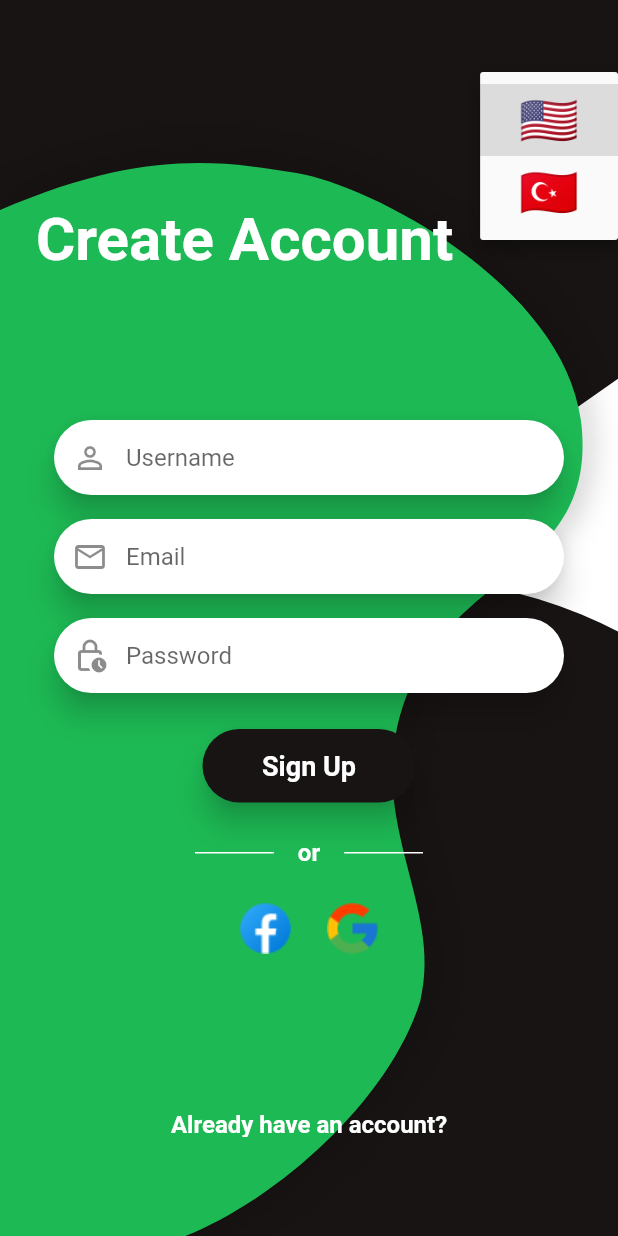
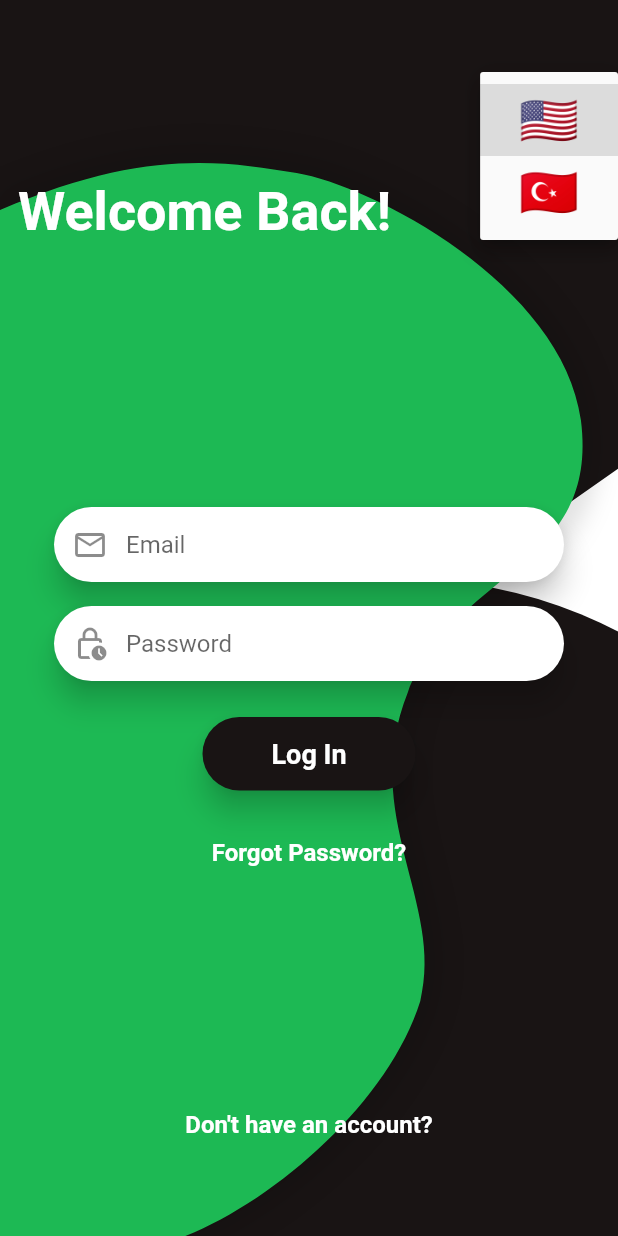
Before and after one commit to teklifyap/mobil, a Flutter app: the screen it shows after launch, after a tap on "🇺🇸", on a phone screen of 412 x 824 dp. Run offline on Flutter 3.47's test engine with Material 2 defaults, Android fonts, the light colour scheme and no system bars; generated files the repository leaves out were written again.

Commit message:
giriş ekranları tasarımı bitti

```diff
--- a/lib/l10n/app_en.arb
+++ b/lib/l10n/app_en.arb
@@ -3,26 +3,32 @@
  "@language": {},
  "createAccount": "Create Account",
  "@createAccount": {},
- "username":"Username",
- "@username":{},
+ "name":"Name",
+ "@name":{},
+ "surname":"Surname",
+ "@surname":{},
  "email":"Email",
  "@email":{},
  "password":"Password",
  "@password":{},
+ "repeatPassword":"Repeat Password",
+ "@repeatPassword":{},
  "signUp":"Sign Up",
  "@signUp":{},
  "or":"Or",
  "@or":{},
  "alreadyHaveAnAccount":"Already have an account?",
  "@alreadyHaveAnAccount":{},
- "welcomeBack":"Welcome Back",
+ "welcomeBack":"Welcome Back!",
  "@welcomeBack":{},
- "emailOrUsername":"Email or Username",
- "@emailOrUsername":{},
  "logIn":"Log In",
  "@logIn":{},
  "forgotPassword":"Forgot Password?",
  "@forgotPassword":{},
  "doNotHaveAnAccount":"Don't have an account?",
- "@doNotHaveAnAccount":{}
+ "@doNotHaveAnAccount":{},
+ "forgotPasswordTitle": "Forgot Password",
+ "@forgotPasswordTitle": {},
+ "sendEmail": "Send Email",
+ "@sendEmail": {}
 }
--- a/lib/l10n/app_tr.arb
+++ b/lib/l10n/app_tr.arb
@@ -1,15 +1,18 @@
 {
  "language": "Türkçe",
  "createAccount": "Hesap Oluştur",
- "username":"Kullanıcı Adı",
+ "name":"Adı",
+ "surname":"Soyadı",
  "email":"Email",
  "password":"Şifre",
+ "repeatPassword":"Şifrenizi tekrar girin",
  "signUp":"Kayıt Ol",
  "or":"Ya da",
  "alreadyHaveAnAccount":"Zaten hesabınız var mı?",
  "welcomeBack":"Hoşgeldiniz!",
- "emailOrUsername":"Email ya da Kullanıcı Adı",
  "logIn":"Giriş Yap",
  "forgotPassword":"Şifrenizi mi unuttunuz?",
- "doNotHaveAnAccount":"Hesabınız yok mu?"
+ "doNotHaveAnAccount":"Hesabınız yok mu?",
+ "forgotPasswordTitle": "Şifremi Unuttum",
+ "sendEmail": "Email Gönder"
 }
--- a/lib/screens/login_screen/animations/change_screen_animation.dart
+++ b/lib/screens/login_screen/animations/change_screen_animation.dart
@@ -9,17 +9,23 @@ class ChangeScreenAnimation {
   static late final AnimationController bottomTextController;
   static late final Animation<Offset> bottomTextAnimation;
 
+  static late final AnimationController forgotPasswordController;
+  static late final Animation<Offset> forgotPasswordAnimation;
+
   static final List<AnimationController> createAccountControllers = [];
   static final List<Animation<Offset>> createAccountAnimations = [];
 
   static final List<AnimationController> loginControllers = [];
   static final List<Animation<Offset>> loginAnimations = [];
 
+  static final List<AnimationController> forgotPasswordControllers = [];
+  static final List<Animation<Offset>> forgotPasswordAnimations = [];
+
   static var isPlaying = false;
-  static var currentScreen = Screens.createAccount;
+  static var currentScreen = Screens.welcomeBack;
   static bool hasBeenInitialized = false;
 
-  static Animation<Offset> _createAnimation({
+  static Animation<Offset> createCustomAnimation({
     required Offset begin,
     required Offset end,
     required AnimationController parent,
@@ -36,15 +42,18 @@ class ChangeScreenAnimation {
     required TickerProvider vsync,
     required int createAccountItems,
     required int loginItems,
+    required int forgotPasswordItems,
+    required bool isReverse,
   }) {
+    if (!isReverse) {
       topTextController = AnimationController(
         vsync: vsync,
         duration: const Duration(milliseconds: 200),
       );
 
-    topTextAnimation = _createAnimation(
+      topTextAnimation = createCustomAnimation(
         begin: Offset.zero,
-      end: const Offset(-1.2, 0),
+        end: const Offset(-1.7, -1),
         parent: topTextController,
       );
 
@@ -53,11 +62,23 @@ class ChangeScreenAnimation {
         duration: const Duration(milliseconds: 200),
       );
 
-    bottomTextAnimation = _createAnimation(
+      bottomTextAnimation = createCustomAnimation(
         begin: Offset.zero,
-      end: const Offset(0, 1.7),
+        end: const Offset(-1, 1.7),
         parent: bottomTextController,
       );
+
+      forgotPasswordController = AnimationController(
+        vsync: vsync,
+        duration: const Duration(milliseconds: 200),
+      );
+
+      forgotPasswordAnimation = createCustomAnimation(
+        begin: Offset.zero,
+        end: const Offset(0, 10),
+        parent: forgotPasswordController,
+      );
+    }
 
     for (var i = 0; i < createAccountItems; i++) {
       createAccountControllers.add(
@@ -68,14 +89,12 @@ class ChangeScreenAnimation {
       );
 
       createAccountAnimations.add(
-        _createAnimation(
-          begin: Offset.zero,
-          end: const Offset(-1, 0),
+        createCustomAnimation(
+          begin: const Offset(-1, 0),
+          end: Offset.zero,
           parent: createAccountControllers[i],
         ),
       );
-
-      hasBeenInitialized = true;
     }
 
     for (var i = 0; i < loginItems; i++) {
@@ -87,13 +106,32 @@ class ChangeScreenAnimation {
       );
 
       loginAnimations.add(
-        _createAnimation(
-          begin: const Offset(1, 0),
-          end: Offset.zero,
+        createCustomAnimation(
+          begin: Offset.zero,
+          end: const Offset(1, 0),
           parent: loginControllers[i],
         ),
       );
     }
+
+    for (var i = 0; i < forgotPasswordItems; i++) {
+      forgotPasswordControllers.add(
+        AnimationController(
+          vsync: vsync,
+          duration: const Duration(milliseconds: 200),
+        ),
+      );
+
+      forgotPasswordAnimations.add(
+        createCustomAnimation(
+          begin: const Offset(-1, 0),
+          end: Offset.zero,
+          parent: forgotPasswordControllers[i],
+        ),
+      );
+    }
+
+    hasBeenInitialized = true;
   }
 
   static void dispose() {
@@ -102,23 +140,36 @@ class ChangeScreenAnimation {
       bottomTextController,
       ...createAccountControllers,
       ...loginControllers,
+      ...forgotPasswordControllers
     ]) {
       controller.dispose();
     }
+
+    hasBeenInitialized = false;
   }
 
-  static Future<void> forward() async {
+  static Future<void> forward({bool isForgotPassword = false}) async {
     isPlaying = true;
 
     topTextController.forward();
     await bottomTextController.forward();
 
+    if (isForgotPassword) {
       for (final controller in [
-      ...createAccountControllers,
         ...loginControllers,
+        ...forgotPasswordControllers,
       ]) {
         controller.forward();
-      await Future.delayed(const Duration(milliseconds: 100));
+        await Future.delayed(const Duration(milliseconds: 50));
+      }
+    } else {
+      for (final controller in [
+        ...loginControllers,
+        ...createAccountControllers,
+      ]) {
+        controller.forward();
+        await Future.delayed(const Duration(milliseconds: 50));
+      }
     }
 
     bottomTextController.reverse();
@@ -134,11 +185,11 @@ class ChangeScreenAnimation {
     await bottomTextController.forward();
 
     for (final controller in [
+      ...createAccountControllers.reversed,
       ...loginControllers.reversed,
-      ...createAccountControllers.reversed,
     ]) {
       controller.reverse();
-      await Future.delayed(const Duration(milliseconds: 100));
+      await Future.delayed(const Duration(milliseconds: 50));
     }
 
     bottomTextController.reverse();
--- a/lib/screens/login_screen/components/bottom_text.dart
+++ b/lib/screens/login_screen/components/bottom_text.dart
@@ -28,15 +28,21 @@ class _BottomTextState extends State<BottomText> {
   Widget build(BuildContext context) {
     return HelperFunctions.wrapWithAnimatedBuilder(
       animation: ChangeScreenAnimation.bottomTextAnimation,
-      child: GestureDetector(
+      child: ChangeScreenAnimation.currentScreen == Screens.forgotPassword
+          ? Container()
+          : GestureDetector(
               onTap: () {
                 if (!ChangeScreenAnimation.isPlaying) {
-            ChangeScreenAnimation.currentScreen == Screens.createAccount
+                  ChangeScreenAnimation.currentScreen == Screens.welcomeBack
                       ? ChangeScreenAnimation.forward()
                       : ChangeScreenAnimation.reverse();
 
-            ChangeScreenAnimation.currentScreen =
-                Screens.values[1 - ChangeScreenAnimation.currentScreen.index];
+                  if (ChangeScreenAnimation.currentScreen ==
+                      Screens.createAccount) {
+                    ChangeScreenAnimation.currentScreen = Screens.welcomeBack;
+                  } else {
+                    ChangeScreenAnimation.currentScreen = Screens.createAccount;
+                  }
                 }
               },
               behavior: HitTestBehavior.opaque,
@@ -54,8 +60,10 @@ class _BottomTextState extends State<BottomText> {
                         TextSpan(
                           text: ChangeScreenAnimation.currentScreen ==
                                   Screens.createAccount
-                        ? AppLocalizations.of(context)!.alreadyHaveAnAccount
-                        : AppLocalizations.of(context)!.doNotHaveAnAccount,
+                              ? AppLocalizations.of(context)!
+                                  .alreadyHaveAnAccount
+                              : AppLocalizations.of(context)!
+                                  .doNotHaveAnAccount,
                           style: const TextStyle(
                             color: Colors.white,
                             fontWeight: FontWeight.w600,
--- a/lib/screens/login_screen/components/login_content.dart
+++ b/lib/screens/login_screen/components/login_content.dart
@@ -11,6 +11,7 @@ import 'package:untitled/screens/language_picker/language_picker_widget.dart';
 enum Screens {
   createAccount,
   welcomeBack,
+  forgotPassword,
 }
 
 class LoginContent extends StatefulWidget {
@@ -24,6 +25,10 @@ class _LoginContentState extends State<LoginContent>
     with TickerProviderStateMixin {
   List<Widget>? loginContent;
   List<Widget>? createAccountContent;
+  List<Widget>? forgotPasswordScreen;
+  List<Widget>? loginContent2;
+  List<Widget>? createAccountContent2;
+  List<Widget>? forgotPasswordScreen2;
 
   Widget inputField(String hint, IconData iconData, bool isObscure) {
     return Padding(
@@ -127,19 +132,59 @@ class _LoginContentState extends State<LoginContent>
     );
   }
 
-  Widget forgotPassword() {
+  Widget sendEmailButton(String title) {
     return Padding(
-      padding: const EdgeInsets.symmetric(horizontal: 50),
-      child: TextButton(
-        style: ButtonStyle(
-            overlayColor: MaterialStateProperty.all(Colors.transparent)),
+      padding: const EdgeInsets.symmetric(horizontal: 120.0, vertical: 16),
+      child: ElevatedButton(
         onPressed: () {},
+        style: ElevatedButton.styleFrom(
+          padding: const EdgeInsets.symmetric(vertical: 14, horizontal: 20),
+          shape: const StadiumBorder(),
+          backgroundColor: kSecondaryColor,
+          elevation: 8,
+          shadowColor: Colors.black87,
+        ),
         child: Text(
-          AppLocalizations.of(context)!.forgotPassword,
+          title,
           style: const TextStyle(
-            fontSize: 16,
-            fontWeight: FontWeight.w600,
-            color: Colors.white,
+            fontSize: 18,
+            fontWeight: FontWeight.bold,
+          ),
+        ),
+      ),
+    );
+  }
+
+  Widget forgotPasswordButton() {
+    return GestureDetector(
+      onTap: () {
+        if (!ChangeScreenAnimation.isPlaying) {
+          ChangeScreenAnimation.forward(isForgotPassword: true);
+
+          ChangeScreenAnimation.currentScreen = Screens.forgotPassword;
+        }
+      },
+      behavior: HitTestBehavior.opaque,
+      child: Padding(
+        padding: const EdgeInsets.all(16),
+        child: Align(
+          alignment: Alignment.bottomCenter,
+          child: RichText(
+            text: TextSpan(
+              style: const TextStyle(
+                fontSize: 16,
+                fontFamily: 'Montserrat',
+              ),
+              children: [
+                TextSpan(
+                  text: AppLocalizations.of(context)!.forgotPassword,
+                  style: const TextStyle(
+                    color: Colors.white,
+                    fontWeight: FontWeight.w600,
+                  ),
+                ),
+              ],
+            ),
           ),
         ),
       ),
@@ -149,10 +194,14 @@ class _LoginContentState extends State<LoginContent>
   Future<String> initialization() async {
     createAccountContent = [
       inputField(
-          AppLocalizations.of(context)!.username, Icons.person_outline, false),
+          AppLocalizations.of(context)!.name, Icons.person_outline, false),
+      inputField(
+          AppLocalizations.of(context)!.surname, Icons.person_outline, false),
       inputField(
           AppLocalizations.of(context)!.email, Icons.mail_outline, false),
       inputField(AppLocalizations.of(context)!.password,
+          Icons.lock_clock_outlined, true),
+      inputField(AppLocalizations.of(context)!.repeatPassword,
           Icons.lock_clock_outlined, true),
       loginButton(AppLocalizations.of(context)!.signUp),
       orDivider(),
@@ -160,20 +209,27 @@ class _LoginContentState extends State<LoginContent>
     ];
 
     loginContent = [
-      inputField(AppLocalizations.of(context)!.emailOrUsername,
-          Icons.mail_outline, false),
+      inputField(
+          AppLocalizations.of(context)!.email, Icons.mail_outline, false),
       inputField(AppLocalizations.of(context)!.password,
           Icons.lock_clock_outlined, true),
       loginButton(AppLocalizations.of(context)!.logIn),
-      forgotPassword(),
+      forgotPasswordButton(),
+    ];
+
+    forgotPasswordScreen = [
+      inputField(
+          AppLocalizations.of(context)!.email, Icons.mail_outline, false),
+      sendEmailButton(AppLocalizations.of(context)!.sendEmail),
     ];
 
     if (ChangeScreenAnimation.hasBeenInitialized == false) {
       ChangeScreenAnimation.initialize(
-        vsync: this,
-        createAccountItems: createAccountContent!.length,
-        loginItems: loginContent!.length,
-      );
+          vsync: this,
+          createAccountItems: createAccountContent!.length,
+          loginItems: loginContent!.length,
+          forgotPasswordItems: forgotPasswordScreen!.length,
+          isReverse: false);
     }
 
     for (var i = 0; i < createAccountContent!.length; i++) {
@@ -187,6 +243,13 @@ class _LoginContentState extends State<LoginContent>
       loginContent![i] = HelperFunctions.wrapWithAnimatedBuilder(
         animation: ChangeScreenAnimation.loginAnimations[i],
         child: loginContent![i],
+      );
+    }
+
+    for (var i = 0; i < forgotPasswordScreen!.length; i++) {
+      forgotPasswordScreen![i] = HelperFunctions.wrapWithAnimatedBuilder(
+        animation: ChangeScreenAnimation.forgotPasswordAnimations[i],
+        child: forgotPasswordScreen![i],
       );
     }
 
@@ -210,14 +273,18 @@ class _LoginContentState extends State<LoginContent>
                 const Positioned(
                     top: 50, right: 5, child: LanguagePickerWidget()),
                 const Positioned(
-                  top: 136,
-                  left: 24,
+                  top: 120,
+                  left: 12,
                   child: TopText(),
                 ),
                 Padding(
                   padding: const EdgeInsets.only(top: 100),
                   child: Stack(
                     children: [
+                      Column(
+                          mainAxisAlignment: MainAxisAlignment.center,
+                          crossAxisAlignment: CrossAxisAlignment.stretch,
+                          children: forgotPasswordScreen!),
                       Column(
                           mainAxisAlignment: MainAxisAlignment.center,
                           crossAxisAlignment: CrossAxisAlignment.stretch,
--- a/lib/screens/login_screen/components/top_text.dart
+++ b/lib/screens/login_screen/components/top_text.dart
@@ -28,13 +28,22 @@ class _TopTextState extends State<TopText> {
   Widget build(BuildContext context) {
     return HelperFunctions.wrapWithAnimatedBuilder(
       animation: ChangeScreenAnimation.topTextAnimation,
-      child: Text(
+      child: ChangeScreenAnimation.currentScreen == Screens.forgotPassword
+          ? Text(
+              AppLocalizations.of(context)!.forgotPasswordTitle,
+              style: const TextStyle(
+                color: Colors.white,
+                fontSize: 36,
+                fontWeight: FontWeight.w600,
+              ),
+            )
+          : Text(
               ChangeScreenAnimation.currentScreen == Screens.createAccount
                   ? AppLocalizations.of(context)!.createAccount
                   : AppLocalizations.of(context)!.welcomeBack,
               style: const TextStyle(
                 color: Colors.white,
-          fontSize: 40,
+                fontSize: 36,
                 fontWeight: FontWeight.w600,
               ),
             ),
--- a/lib/screens/login_screen/login_screen.dart
+++ b/lib/screens/login_screen/login_screen.dart
@@ -49,7 +49,7 @@ class _LoginScreenState extends State<LoginScreen> {
       body: Stack(
         children: [
           Positioned(
-            top: -160,
+            top: -100,
             left: -30,
             child: topWidget(screenSize.width),
           ),
```
Also changed, not shown: pubspec.lock. Lines whose indentation alone changed are shown as unchanged.
